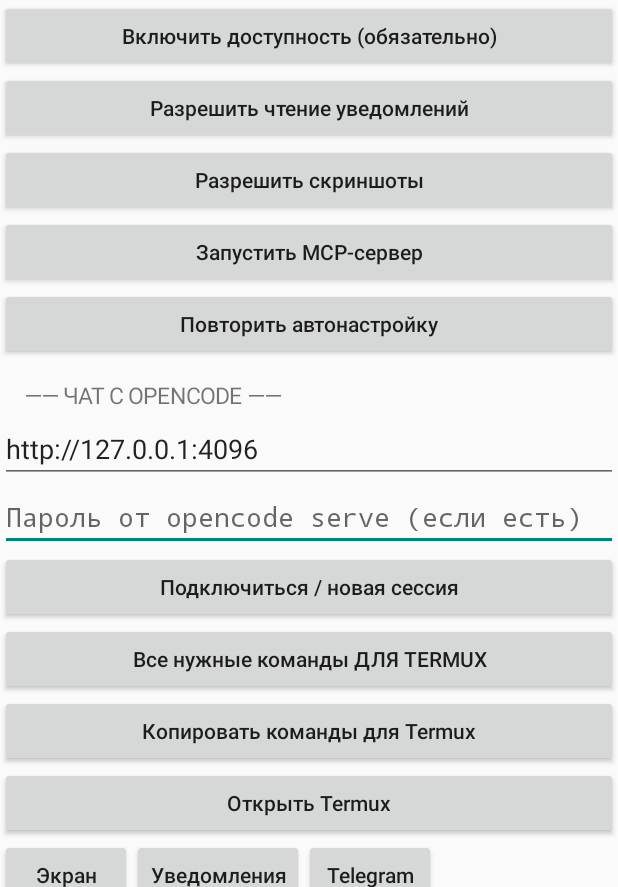
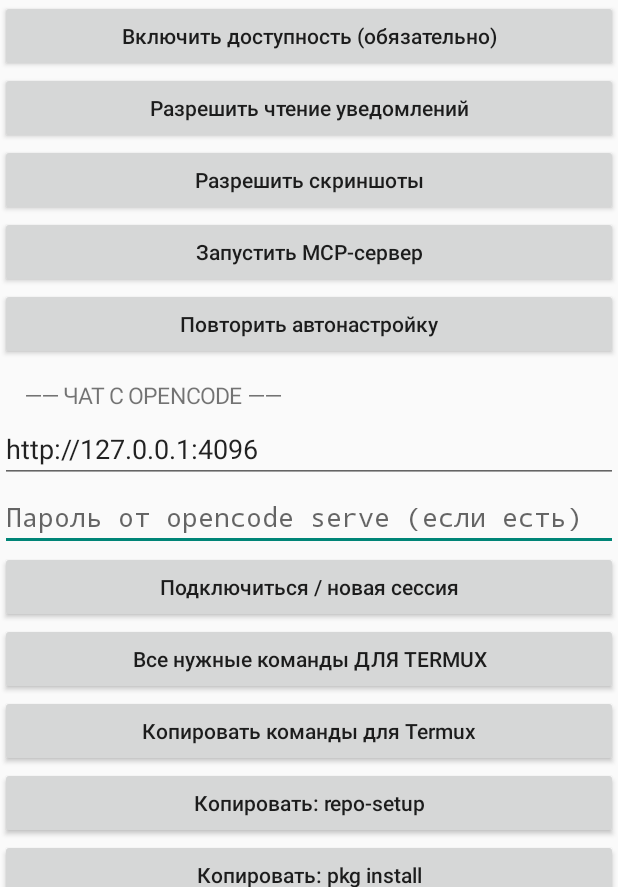
Before and after one commit to anton4ik837-eng/phone-agent, an Android app: the screen it shows after launch (MainActivity), after a tap on "Копировать команды для Termux", on a phone screen of 412 x 824 dp, the part 349-1236 px from its top. Run offline under Robolectric (Android 15) with nearby library versions, the phone set to English and light mode, and no system bars; network calls fail; 2 other taps on this screen came first.

Commit message:
v0.2.2: per-command copy buttons and robust Termux launcher

```diff
--- a/app/src/main/java/com/example/phoneagent/MainActivity.kt
+++ b/app/src/main/java/com/example/phoneagent/MainActivity.kt
@@ -72,6 +72,10 @@ class MainActivity : Activity() {
         root.addView(button("Подключиться / новая сессия") { connect() })
         root.addView(button("Все нужные команды ДЛЯ TERMUX") { appendChat(COMMANDS) })
         root.addView(button("Копировать команды для Termux") { copySetupCommands() })
+        root.addView(button("Копировать: repo-setup") { copyText(CMD_REPO) })
+        root.addView(button("Копировать: pkg install") { copyText(CMD_INSTALL) })
+        root.addView(button("Копировать: конфиг") { copyText(CMD_MKDIR + "\n" + CMD_CONFIG) })
+        root.addView(button("Копировать: serve") { copyText(CMD_SERVE) })
         root.addView(button("Открыть Termux") { openTermux() })
 
         val quick = LinearLayout(this).apply { orientation = LinearLayout.HORIZONTAL }
@@ -148,22 +152,32 @@ class MainActivity : Activity() {
         }.start()
     }
 
+    private fun copyText(text: String) {
+        val manager = getSystemService(android.content.ClipboardManager::class.java)
+        manager?.setPrimaryClip(android.content.ClipData.newPlainText("Phone Agent", text))
+        toast("Скопировано — вставь в Termux")
+    }
+
     private fun copySetupCommands() {
-        val manager = getSystemService(android.content.ClipboardManager::class.java)
-        manager?.setPrimaryClip(android.content.ClipData.newPlainText("Phone Agent — команды Termux", SETUP_COMMANDS))
-        toast("Команды скопированы — вставь их в Termux")
+        copyText(listOf(CMD_REPO, CMD_INSTALL, CMD_MKDIR, CMD_CONFIG, CMD_MCP, CMD_SERVE)
+            .joinToString("\n"))
     }
 
     private fun openTermux() {
-        val packages = listOf("com.termux", "com.termux.x11")
-        for (pkg in packages) {
-            val intent = packageManager.getLaunchIntentForPackage(pkg)
-            if (intent != null) {
+        val installed = packageManager.getInstalledApplications(0)
+            .map { it.packageName }
+            .filter { it.contains("termux", ignoreCase = true) }
+        val candidates = (listOf("com.termux", "com.termux.x11") + installed).distinct()
+        for (pkg in candidates) {
+            val intent = packageManager.getLaunchIntentForPackage(pkg) ?: continue
+            try {
                 startActivity(intent)
                 return
+            } catch (_: Throwable) {
+                // try the next candidate
             }
         }
-        toast("Termux не найден — установи его из F-Droid")
+        toast("Не нашёл Termux. Установи его из F-Droid или GitHub releases")
     }
 
     private fun sendCommand(text: String) {
@@ -316,13 +330,22 @@ class MainActivity : Activity() {
     private fun toast(message: String) = Toast.makeText(this, message, Toast.LENGTH_SHORT).show()
 
     companion object {
+        private const val CMD_REPO = "curl -fsSL https://raw.githubusercontent.com/bd-loser/opencode-bionic/main/repo-setup.sh | bash"
+        private const val CMD_INSTALL = "pkg install opencode"
+        private const val CMD_MKDIR = "mkdir -p ~/.config/opencode"
+        private const val CMD_CONFIG = "curl -fsSL https://raw.githubusercontent.com/anton4ik837-eng/phone-agent/main/phone-opencode.json -o ~/.config/opencode/opencode.json"
+        private const val CMD_MCP = "opencode mcp list"
+        private const val CMD_SERVE = "opencode serve"
+
         private val SETUP_COMMANDS = """1. Установить Termux из F-Droid или GitHub releases (не из Play Store).
-2. curl -fsSL https://raw.githubusercontent.com/bd-loser/opencode-bionic/main/repo-setup.sh | bash
-3. pkg install opencode
-4. mkdir -p ~/.config/opencode
-5. curl -fsSL https://raw.githubusercontent.com/anton4ik837-eng/phone-agent/main/phone-opencode.json -o ~/.config/opencode/opencode.json
-6. opencode mcp list   -> должно быть: phone connected
-7. opencode serve      -> напечатает адрес и пароль, впиши их в поля выше"""
+2. $CMD_REPO
+3. $CMD_INSTALL
+4. $CMD_MKDIR
+5. $CMD_CONFIG
+6. $CMD_MCP   -> должно быть: phone connected
+7. $CMD_SERVE      -> напечатает адрес и пароль, впиши их в поля выше
+
+Вставляй в Termux ПО ОДНОЙ СТРОКЕ. Кнопки выше копируют каждую команду отдельно — так ссылка не разорвётся."""
 
         private val COMMANDS = """ВНИМАНИЕ: ЭТИ КОМАНДЫ ВВОДЯТСЯ В TERMUX, НЕ В ЧАТ!
 
```
Also changed, not shown: 3 other files.
